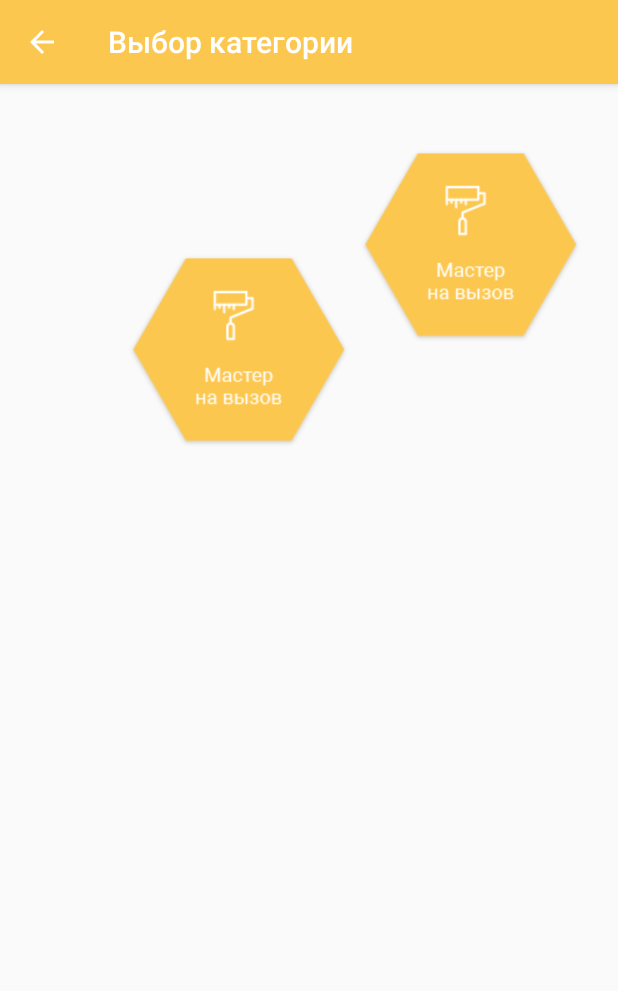
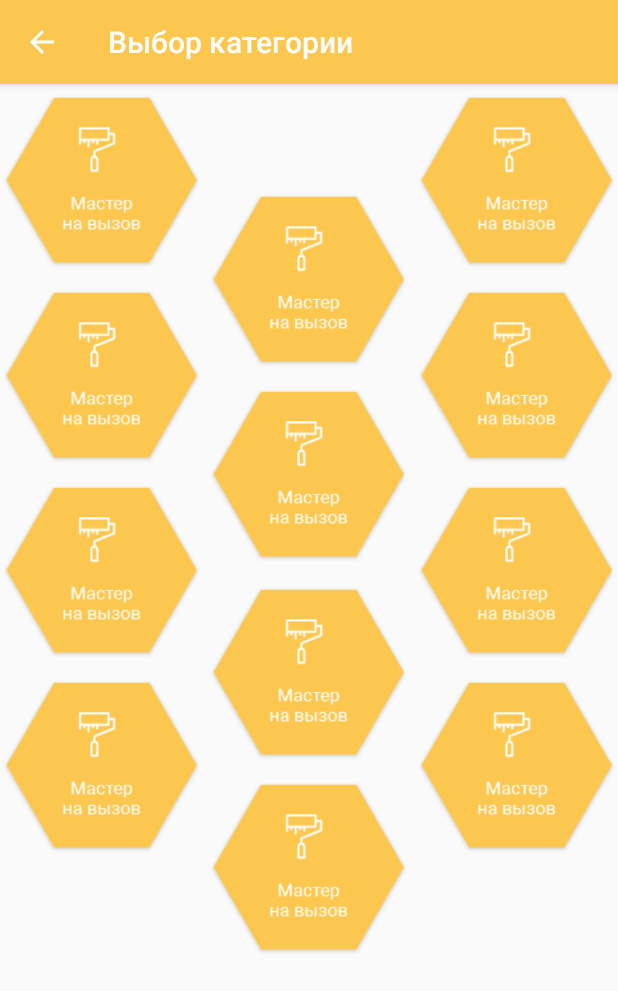
Before and after one commit to Elbar/Pchelka, an Android app: the ChooseCategoryActivity screen opened directly, with no data from a screen before it, on a phone screen of 412 x 824 dp. Shown: the top 991 px of the screen. Run offline under Robolectric (Android 15) with nearby library versions, the phone set to English and light mode, and no system bars.

Commit message:
+Added new layout

```diff
--- a/app/src/main/res/layout/activity_choose_category.xml
+++ b/app/src/main/res/layout/activity_choose_category.xml
@@ -12,28 +12,115 @@
 
 
     <ImageView
-        android:layout_width="150dp"
-        android:layout_height="160dp"
         app:srcCompat="@drawable/master_1"
-        android:id="@+id/imageView16"
-        android:layout_marginTop="28dp"
+        android:id="@id/choose_category_master"
+        android:layout_alignParentTop="true"
+        android:layout_alignParentLeft="true"
+        android:layout_alignParentStart="true"
+        android:layout_height="130dp"
+        android:onClick=""
+        android:layout_width="135dp" />
+
+    <ImageView
+        app:srcCompat="@drawable/master_1"
+        android:id="@+id/imageView10"
+        android:layout_below="@id/choose_category_master"
+        android:layout_alignParentRight="true"
+        android:layout_alignParentEnd="true"
+        android:layout_height="130dp"
+        android:layout_width="135dp" />
+
+    <ImageView
+        app:srcCompat="@drawable/master_1"
+        android:id="@+id/imageView12"
+        android:layout_below="@+id/imageView10"
+        android:layout_alignParentRight="true"
+        android:layout_alignParentEnd="true"
+        android:layout_height="130dp"
+        android:layout_width="135dp" />
+
+    <ImageView
+        android:layout_height="130dp"
+        app:srcCompat="@drawable/master_1"
+        android:id="@id/choose_category_delivery"
         android:layout_alignParentTop="true"
         android:layout_alignParentRight="true"
         android:layout_alignParentEnd="true"
-        android:layout_marginRight="23dp"
-        android:layout_marginEnd="23dp" />
+        android:layout_width="135dp" />
 
     <ImageView
-    android:layout_width="150dp"
-    android:layout_height="160dp"
-    app:srcCompat="@drawable/master_1"
-        android:id="@+id/imageView10"
-        android:layout_marginTop="70dp"
-        android:layout_alignTop="@+id/imageView16"
+        app:srcCompat="@drawable/master_1"
+        android:id="@+id/imageView"
+        android:layout_below="@id/choose_category_master"
         android:layout_alignParentLeft="true"
         android:layout_alignParentStart="true"
-        android:layout_marginLeft="84dp"
-        android:layout_marginStart="84dp" />
+        android:layout_height="130dp"
+        android:layout_width="135dp" />
+
+    <ImageView
+        app:srcCompat="@drawable/master_1"
+        android:id="@+id/imageView6"
+        android:layout_height="130dp"
+        android:layout_below="@+id/imageView"
+        android:layout_alignParentLeft="true"
+        android:layout_alignParentStart="true"
+        android:layout_width="135dp" />
+
+    <ImageView
+        app:srcCompat="@drawable/master_1"
+        android:id="@+id/imageView11"
+        android:layout_height="130dp"
+        android:layout_width="135dp"
+        android:layout_below="@+id/imageView6"
+        android:layout_alignParentLeft="true"
+        android:layout_alignParentStart="true" />
+
+    <ImageView
+        android:layout_height="130dp"
+        app:srcCompat="@drawable/master_1"
+        android:id="@+id/imageView15"
+        android:layout_width="135dp"
+        android:layout_below="@+id/imageView12"
+        android:layout_alignParentRight="true"
+        android:layout_alignParentEnd="true" />
+
+    <ImageView
+        android:layout_height="130dp"
+        app:srcCompat="@drawable/master_1"
+        android:id="@+id/imageView24"
+        android:layout_width="135dp"
+        android:layout_alignBottom="@+id/imageView11"
+        android:layout_alignRight="@+id/imageView13"
+        android:layout_alignEnd="@+id/imageView13"
+        android:layout_marginBottom="62dp" />
+
+    <ImageView
+        app:srcCompat="@drawable/master_1"
+        android:id="@+id/imageView13"
+        android:layout_width="135dp"
+        android:layout_marginBottom="64dp"
+        android:layout_height="130dp"
+        android:layout_above="@+id/imageView11"
+        android:layout_alignLeft="@+id/imageView5"
+        android:layout_alignStart="@+id/imageView5" />
+
+    <ImageView
+        android:layout_height="130dp"
+        app:srcCompat="@drawable/master_1"
+        android:id="@+id/imageView9"
+        android:layout_width="135dp"
+        android:layout_below="@+id/imageView12"
+        android:layout_alignLeft="@+id/imageView24"
+        android:layout_alignStart="@+id/imageView24"
+        android:layout_marginTop="68dp" />
+
+    <ImageView
+        app:srcCompat="@drawable/master_1"
+        android:id="@+id/imageView5"
+        android:layout_height="130dp"
+        android:layout_width="135dp"
+        android:layout_above="@+id/imageView13"
+        android:layout_centerHorizontal="true" />
 
 </RelativeLayout>
 
```
